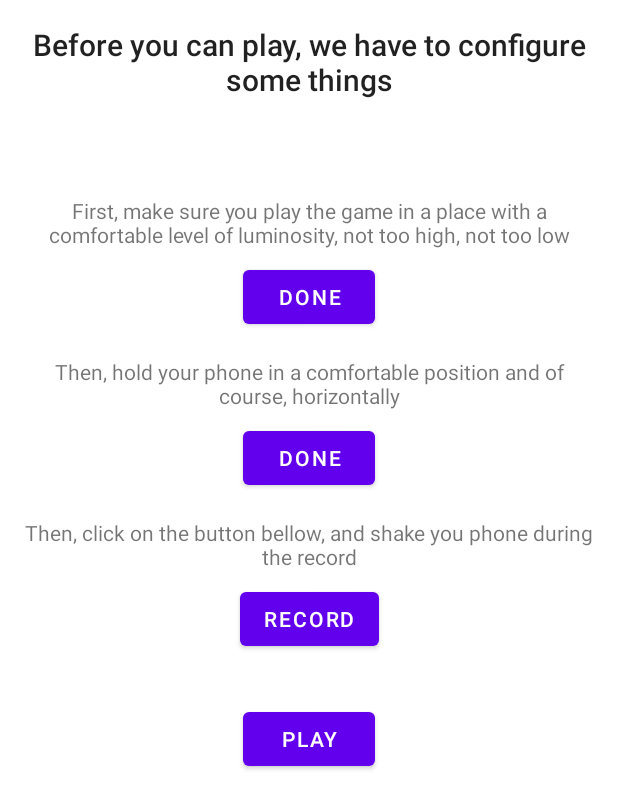
After one commit to axellaffite/HiddenDoor, an Android app: the layout sensor_activity.xml on its own in the app's theme, with its tools: preview values and no code run, on a phone screen of 412 x 824 dp. The commit adds this screen. Shown: the top 809 px of the screen. Run offline under Robolectric (Android 15) with nearby library versions, the phone set to English and light mode, and no system bars.

Commit message:
feat(sensors): create an activity to gather basic information about sensors

```diff
--- a/app/build.gradle
+++ b/app/build.gradle
@@ -3,6 +3,7 @@ plugins {
     id 'kotlin-android'
     id 'idea'
     id 'org.jetbrains.kotlin.plugin.serialization' version '1.6.10'
+    id 'kotlin-android-extensions'
 }
 
 idea {
--- a/app/src/main/AndroidManifest.xml
+++ b/app/src/main/AndroidManifest.xml
@@ -11,7 +11,7 @@
         android:theme="@style/Theme.HiddenDoor"
         android:hardwareAccelerated="true">
         <activity
-            android:name=".MainActivity"
+            android:name=".SensorActivity"
             android:exported="true"
             android:label="@string/app_name"
             android:theme="@style/Theme.HiddenDoor.NoActionBar"
@@ -24,4 +24,22 @@
         </activity>
     </application>
 
+<!--    <application-->
+<!--        android:allowBackup="true"-->
+<!--        android:icon="@mipmap/ic_launcher"-->
+<!--        android:label="@string/app_name"-->
+<!--        android:roundIcon="@mipmap/ic_launcher_round"-->
+<!--        android:theme="@style/Theme.HiddenDoor">-->
+<!--        <activity-->
+<!--            android:name=".SensorActivity"-->
+<!--            android:exported="true"-->
+<!--            android:label="@string/app_name"-->
+<!--            android:theme="@style/Theme.HiddenDoor.NoActionBar">-->
+<!--            <intent-filter>-->
+<!--                <action android:name="android.intent.action.MAIN" />-->
+
+<!--                <category android:name="android.intent.category.LAUNCHER" />-->
+<!--            </intent-filter>-->
+<!--        </activity>-->
+<!--    </application>-->
 </manifest>
--- /dev/null
+++ b/app/src/main/java/com/ut3/hiddendoor/SensorActivity.kt
@@ -0,0 +1,51 @@
+package com.ut3.hiddendoor
+
+import android.os.Bundle
+import android.view.Window
+import android.view.WindowManager
+import androidx.appcompat.app.AppCompatActivity
+import com.ut3.hiddendoor.databinding.SensorActivityBinding
+
+class SensorActivity: AppCompatActivity() {
+    private lateinit var binding: SensorActivityBinding
+
+    override fun onCreate(savedInstanceState: Bundle?) {
+        super.onCreate(savedInstanceState)
+
+        requestWindowFeature(Window.FEATURE_NO_TITLE)
+        supportActionBar?.hide()
+        window.setFlags(
+            WindowManager.LayoutParams.FLAG_FULLSCREEN,
+            WindowManager.LayoutParams.FLAG_FULLSCREEN
+        )
+
+        binding = SensorActivityBinding.inflate(layoutInflater)
+
+        binding.luminosityButton.apply {
+            setOnClickListener {
+                text = "✔"
+                isEnabled = false
+
+                binding.orientationButton.requestFocus()
+            }
+        }
+
+        binding.orientationButton.apply {
+            setOnClickListener {
+                text = "✔"
+                isEnabled = false
+
+                binding.shakeButton.requestFocus()
+            }
+        }
+
+        binding.shakeButton.apply {
+            setOnClickListener {
+                binding.playButton.requestFocus()
+            }
+        }
+
+        setContentView(binding.root)
+    }
+
+}
--- /dev/null
+++ b/app/src/main/res/layout/sensor_activity.xml
@@ -0,0 +1,103 @@
+<?xml version="1.0" encoding="utf-8"?>
+<ScrollView xmlns:android="http://schemas.android.com/apk/res/android"
+    xmlns:app="http://schemas.android.com/apk/res-auto"
+    xmlns:tools="http://schemas.android.com/tools"
+    android:layout_width="match_parent"
+    android:layout_height="match_parent">
+
+    <androidx.constraintlayout.widget.ConstraintLayout
+        android:layout_width="match_parent"
+        android:layout_height="wrap_content"
+        android:padding="16dp">
+
+        <Button
+            android:id="@+id/orientationButton"
+            android:layout_width="wrap_content"
+            android:layout_height="wrap_content"
+            android:layout_marginTop="8dp"
+            android:text="@string/sensor_activity_done_text"
+            app:layout_constraintEnd_toEndOf="parent"
+            app:layout_constraintHorizontal_bias="0.5"
+            app:layout_constraintStart_toStartOf="parent"
+            app:layout_constraintTop_toBottomOf="@+id/orientationText" />
+
+        <TextView
+            android:id="@+id/orientationText"
+            android:layout_width="wrap_content"
+            android:layout_height="wrap_content"
+            android:layout_marginTop="16dp"
+            android:text="@string/sensor_activity_orientation_text"
+            android:textAlignment="center"
+            app:layout_constraintEnd_toEndOf="parent"
+            app:layout_constraintHorizontal_bias="0.5"
+            app:layout_constraintStart_toStartOf="parent"
+            app:layout_constraintTop_toBottomOf="@+id/luminosityButton" />
+
+        <TextView
+            android:id="@+id/luminosityText"
+            android:layout_width="wrap_content"
+            android:layout_height="wrap_content"
+            android:layout_marginTop="64dp"
+            android:text="@string/sensor_activity_luminosity_text"
+            android:textAlignment="center"
+            app:layout_constraintEnd_toEndOf="parent"
+            app:layout_constraintStart_toStartOf="parent"
+            app:layout_constraintTop_toBottomOf="@+id/textView3" />
+
+        <Button
+            android:id="@+id/luminosityButton"
+            android:layout_width="wrap_content"
+            android:layout_height="wrap_content"
+            android:layout_marginTop="8dp"
+            android:text="@string/sensor_activity_done_text"
+            app:layout_constraintEnd_toEndOf="parent"
+            app:layout_constraintStart_toStartOf="parent"
+            app:layout_constraintTop_toBottomOf="@+id/luminosityText" />
+
+        <TextView
+            android:id="@+id/textView3"
+            style="@style/TextAppearance.AppCompat.Title"
+            android:layout_width="wrap_content"
+            android:layout_height="wrap_content"
+            android:text="@string/sensor_activity_title"
+            android:textAlignment="center"
+            app:layout_constraintEnd_toEndOf="parent"
+            app:layout_constraintHorizontal_bias="0.5"
+            app:layout_constraintStart_toStartOf="parent"
+            app:layout_constraintTop_toTopOf="parent" />
+
+        <TextView
+            android:id="@+id/shakeText"
+            android:layout_width="wrap_content"
+            android:layout_height="wrap_content"
+            android:layout_marginTop="16dp"
+            android:text="@string/activity_sensor_shake_text"
+            android:textAlignment="center"
+            app:layout_constraintEnd_toEndOf="parent"
+            app:layout_constraintHorizontal_bias="0.5"
+            app:layout_constraintStart_toStartOf="parent"
+            app:layout_constraintTop_toBottomOf="@+id/orientationButton" />
+
+        <Button
+            android:id="@+id/shakeButton"
+            android:layout_width="wrap_content"
+            android:layout_height="wrap_content"
+            android:layout_marginTop="8dp"
+            android:text="@string/activity_sensor_record"
+            app:layout_constraintEnd_toEndOf="parent"
+            app:layout_constraintHorizontal_bias="0.5"
+            app:layout_constraintStart_toStartOf="parent"
+            app:layout_constraintTop_toBottomOf="@+id/shakeText" />
+
+        <Button
+            android:id="@+id/playButton"
+            android:layout_width="wrap_content"
+            android:layout_height="wrap_content"
+            android:layout_marginTop="32dp"
+            android:text="@string/activity_sensor_play_text"
+            app:layout_constraintEnd_toEndOf="parent"
+            app:layout_constraintHorizontal_bias="0.5"
+            app:layout_constraintStart_toStartOf="parent"
+            app:layout_constraintTop_toBottomOf="@+id/shakeButton" />
+    </androidx.constraintlayout.widget.ConstraintLayout>
+</ScrollView>
--- a/app/src/main/res/values/strings.xml
+++ b/app/src/main/res/values/strings.xml
@@ -9,4 +9,11 @@
 
     <string name="hello_first_fragment">Hello first fragment</string>
     <string name="hello_second_fragment">Hello second fragment. Arg: %1$s</string>
+    <string name="sensor_activity_title">Before you can play, we have to configure some things</string>
+    <string name="sensor_activity_luminosity_text">First, make sure you play the game in a place with a comfortable level of luminosity, not too high, not too low</string>
+    <string name="sensor_activity_done_text">Done</string>
+    <string name="sensor_activity_orientation_text">Then, hold your phone in a comfortable position and of course, horizontally</string>
+    <string name="activity_sensor_shake_text">Then, click on the button bellow, and shake you phone during the record</string>
+    <string name="activity_sensor_record">Record</string>
+    <string name="activity_sensor_play_text">Play</string>
 </resources>
```
